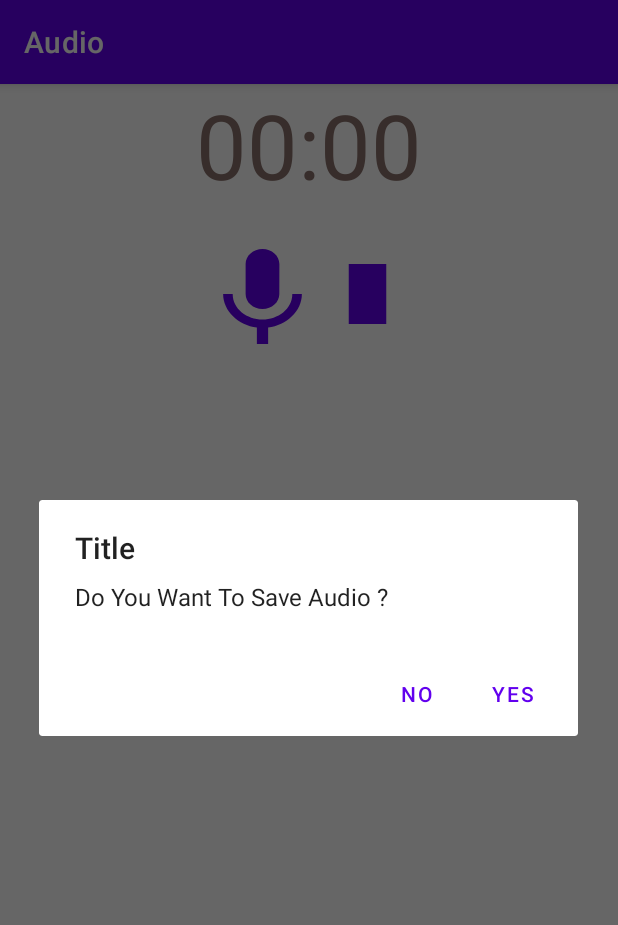
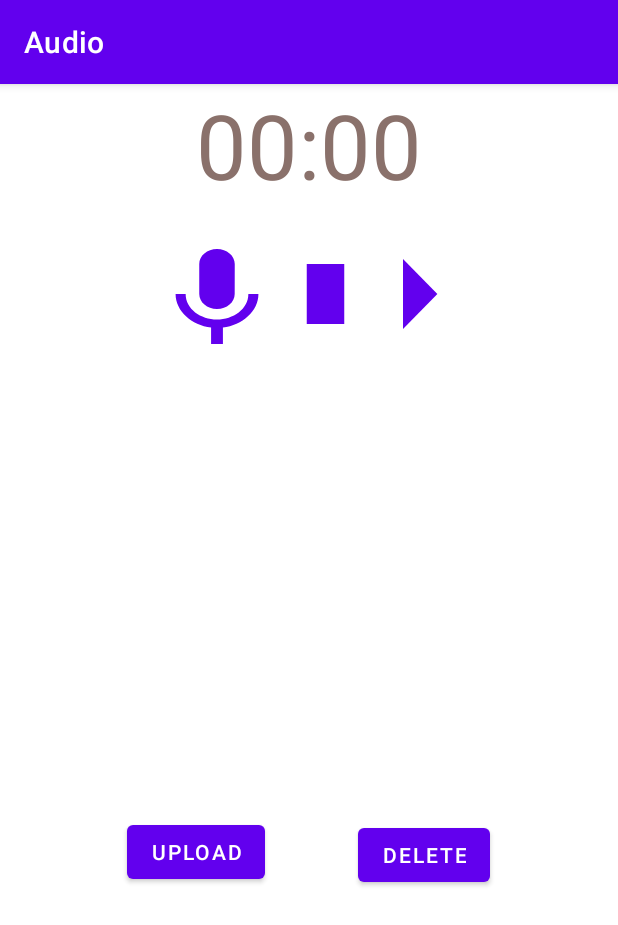
Before and after one commit to SaraAman/Audio, an Android app: the screen it shows after launch (MainActivity), after a tap on an icon or button, on a phone screen of 412 x 824 dp. Shown: the top 925 px of the screen. Run offline under Robolectric (Android 15) with nearby library versions, the phone set to English and light mode, and no system bars; 1 statement that could not run was skipped.

Commit message:
Audio app (share +delete)

```diff
--- a/app/src/main/java/com/example/audio/MainActivity.java
+++ b/app/src/main/java/com/example/audio/MainActivity.java
@@ -6,8 +6,10 @@ import androidx.appcompat.app.AppCompatActivity;
 import androidx.recyclerview.widget.LinearLayoutManager;
 import androidx.recyclerview.widget.RecyclerView;
 
+import android.content.Intent;
 import android.media.MediaPlayer;
 import android.media.MediaRecorder;
+import android.net.Uri;
 import android.os.Build;
 import android.os.Bundle;
 import android.os.Environment;
@@ -28,27 +30,22 @@ import java.util.List;
 
 public class MainActivity extends AppCompatActivity implements AudioInterface {
     private Chronometer mTextViewCountDown;
-    private File[] recentAudio;
+    //    private File[] recentAudio;
     private int[] colors = new int[]{R.color.white_green, R.color.sea_green, R.color.off_white,
             R.color.brown, R.color.light_green, R.color.peach};
-    private Button mButtonPause;
-    private Button play_button;
+    //    private Button mButtonPause;
+//    private Button play_button;
     int count = 0;
-    AudioInterface audioInterface;
+    //    AudioInterface audioInterface;
     Chronometer chrono;
-    RecyclerView recyclerView;
-    SeekBar seekBar;
-    AudioAdaptor audioAdaptor;
+    //    RecyclerView recyclerView;
+//    SeekBar seekBar;
+//    AudioAdaptor audioAdaptor;
     File file2;
     File myDir;
-    ArrayList<File> files   = new ArrayList<>();
-    TextView recording;
+    //    ArrayList<File> files = new ArrayList<>();
+//    TextView recording;
     MediaRecorder mediaRecorder;
-//    File myDir = new File(Environment.getExternalStorageDirectory() + "/" + "MyAudio/");
-//    String audiFilePath = "DemoApp" + "_" + DateFormat.format("MM-dd-yy hh-mm-ss", new Date().getTime()) + ".mp3";
-
-    // public static String filename = "recorded.3gp";
-    // String file = Environment.getExternalStorageDirectory().getAbsolutePath() + File.separator;
 
     @RequiresApi(api = Build.VERSION_CODES.O)
     @Override
@@ -57,7 +54,7 @@ public class MainActivity extends AppCompatActivity implements AudioInterface {
         setContentView(R.layout.activity_main);
 
         initView();
-        initListeners();
+
 
         String status = Environment.getExternalStorageState();
         if (status.equals("mounted")) {
@@ -68,45 +65,33 @@ public class MainActivity extends AppCompatActivity implements AudioInterface {
             file2 = new File(myDir, fname3);
         }
 
-        mediaRecorder = new MediaRecorder();
-        mediaRecorder.setAudioSource(MediaRecorder.AudioSource.MIC);
-
-        mediaRecorder.setOutputFormat(MediaRecorder.OutputFormat.THREE_GPP);
-        mediaRecorder.setAudioEncoder(MediaRecorder.AudioEncoder.AMR_NB);
-        mediaRecorder.setOutputFile(file2.getAbsolutePath());
-
-//        String status = Environment.getExternalStorageState();
-//        if(status.equals("mounted")){
-//            if (!myDir.exists())
-//                myDir.mkdirs();
-//            mediaRecorder = new MediaRecorder();
+        if(mediaRecorder ==  null) {
+            initPlayer();
+        }
 //
-//            mediaRecorder.setAudioSource(MediaRecorder.AudioSource.MIC);
-//            mediaRecorder.setOutputFormat(MediaRecorder.OutputFormat.THREE_GPP);
-//            mediaRecorder.setAudioEncoder(MediaRecorder.OutputFormat.AMR_NB);
-//            mediaRecorder.setOutputFile(myDir);
+//        recyclerView.setHasFixedSize(true);
+//        recyclerView.setLayoutManager(new LinearLayoutManager(this));
+//        recentAudio = new File[myDir.listFiles().length];
+//        recentAudio = myDir.listFiles();
+//        Log.d("mainDir", String.valueOf(myDir.listFiles().length));
 //
-//
-//
-//
-        recyclerView.setHasFixedSize(true);
-        recyclerView.setLayoutManager(new LinearLayoutManager(this));
-        recentAudio = new File[myDir.listFiles().length];
-        recentAudio = myDir.listFiles();
-        Log.d("mainDir", String.valueOf(myDir.listFiles().length));
-
-        if (recentAudio.length != 0) {
-            for(int i=0; i < recentAudio.length; i++){
-                files.add(recentAudio[i]);
-            }
-            audioAdaptor = new AudioAdaptor(files, colors, MainActivity.this);
-            recyclerView.setAdapter(audioAdaptor);
-        }
+//        if (recentAudio.length != 0) {
+//            for(int i=0; i < recentAudio.length; i++){
+//                files.add(recentAudio[i]);
+//            }
+//            audioAdaptor = new AudioAdaptor(files, colors, MainActivity.this);
+//            recyclerView.setAdapter(audioAdaptor);
+//        }
 
     }
 
 
-    private void initListeners() {
+    private void initPlayer() {
+        mediaRecorder = new MediaRecorder();
+        mediaRecorder.setAudioSource(MediaRecorder.AudioSource.MIC);
+        mediaRecorder.setOutputFormat(MediaRecorder.OutputFormat.THREE_GPP);
+        mediaRecorder.setAudioEncoder(MediaRecorder.AudioEncoder.AMR_NB);
+        mediaRecorder.setOutputFile(file2.getAbsolutePath());
 
     }
 
@@ -114,37 +99,34 @@ public class MainActivity extends AppCompatActivity implements AudioInterface {
     @RequiresApi(api = Build.VERSION_CODES.O)
     private void initView() {
         mTextViewCountDown = findViewById(R.id.text_view_countdown);
-        recyclerView = findViewById(R.id.audio_recyclerview);
-        mButtonPause = findViewById(R.id.pause_button);
-        play_button = findViewById(R.id.play_button);
+        // recyclerView = findViewById(R.id.audio_recyclerview);
+//        mButtonPause = findViewById(R.id.pause_button);
+//        play_button = findViewById(R.id.play_button);
         chrono = (Chronometer) findViewById(R.id.text_view_countdown);
 
     }
 
+    private void addRecording() {
+
+//        mediaRecorder.release();
+//        mediaRecorder = null;
+        try {
+            // mediaRecorder.setMaxDuration(10000);
+               if(mediaRecorder != null) {
+                   mediaRecorder.prepare();
+                   mediaRecorder.start();
+               }else {
+                   initPlayer();
+
+                   mediaRecorder.prepare();
+                   mediaRecorder.start();
+               }
+            }
 
 
-    private void stopRecording() {
-
-        try {
-            ((Chronometer) findViewById(R.id.text_view_countdown)).stop();
-            mediaRecorder.reset();
-            mediaRecorder.release();
-        } catch (Exception e) {
+        catch (Exception e) {
             e.printStackTrace();
         }
-    }
-
-    private void addRecording() {
-        mediaRecorder.setMaxDuration(10000);
-        try {
-
-            mediaRecorder.prepare();
-            mediaRecorder.start();
-
-        } catch (IOException e) {
-            e.printStackTrace();
-        }
-
 
     }
 
@@ -154,41 +136,83 @@ public class MainActivity extends AppCompatActivity implements AudioInterface {
         addRecording();
     }
 
-//    public void (View view) {
-//
-//    }
+    private void stopRecording() {
+
+        try {
+            ((Chronometer) findViewById(R.id.text_view_countdown)).stop();
+            mediaRecorder.stop();
+
+            mediaRecorder.reset();
+            mediaRecorder.release();
+            mediaRecorder = null;
+        } catch (Exception e) {
+            e.printStackTrace();
+        }
+    }
 
     public void stopRecording(View view) {
 
         stopRecording();
-        final AlertDialog dialog = new AlertDialog.Builder(this)
-                .setTitle("Title")
-                .setMessage("Do You Want To Save Audio ?")
-                .setPositiveButton("YES", null)
-                .setNegativeButton("NO", null)
-                .show();
+//        final AlertDialog dialog = new AlertDialog.Builder(this)
+//                .setTitle("Title")
+//                .setMessage("Do You Want To Save Audio ?")
+//                .setPositiveButton("YES", null)
+//                .setNegativeButton("NO", null)
+//                .show();
+//
+//        Button positiveButton = dialog.getButton(AlertDialog.BUTTON_POSITIVE);
+//        positiveButton.setOnClickListener(new View.OnClickListener() {
+//            @Override
+//            public void onClick(View v) {
+//
+//                recentAudio = myDir.listFiles();
+////                audioAdaptor = new AudioAdaptor(files, colors, MainActivity.this);
+////                recyclerView.setAdapter(audioAdaptor);
+//                Toast.makeText(MainActivity.this, "Audio Saved Successfully", Toast.LENGTH_SHORT).show();
+//                dialog.dismiss();
+//            }
+//        });
+//        Button negativeButton = dialog.getButton(AlertDialog.BUTTON_NEGATIVE);
+//        negativeButton.setOnClickListener(new View.OnClickListener() {
+//            @Override
+//            public void onClick(View v) {
+//
+//                Toast.makeText(MainActivity.this, "Audio Deleted", Toast.LENGTH_SHORT).show();
+//                dialog.dismiss();
+//
+//            }
+//        });
+    }
 
-        Button positiveButton = dialog.getButton(AlertDialog.BUTTON_POSITIVE);
-        positiveButton.setOnClickListener(new View.OnClickListener() {
-            @Override
-            public void onClick(View v) {
+    public void playAudio(View view) throws IOException {
+        MediaPlayer mp = new MediaPlayer();
+        mp.setDataSource(String.valueOf(file2));
+        if (mp != null) {
+            mp.prepare();
+            mp.start();
+        } else {
+            Toast.makeText(this, "No Audio to Play..!", Toast.LENGTH_SHORT).show();
+        }
+    }
 
-                recentAudio = myDir.listFiles();
-                audioAdaptor = new AudioAdaptor(files, colors, MainActivity.this);
-                recyclerView.setAdapter(audioAdaptor);
-                Toast.makeText(MainActivity.this, "Audio Saved Successfully", Toast.LENGTH_SHORT).show();
-                dialog.dismiss();
-            }
-        });
-        Button negativeButton = dialog.getButton(AlertDialog.BUTTON_NEGATIVE);
-        negativeButton.setOnClickListener(new View.OnClickListener() {
-            @Override
-            public void onClick(View v) {
+    public void deleteAudio(View view) {
+        Uri uri = Uri.parse(file2.toString());
+        File audioFiles = new File(uri.getPath());
+        audioFiles.delete();
+        chrono.setBase(SystemClock.elapsedRealtime());
+        Toast.makeText(this, "Audio Deleted!", Toast.LENGTH_SHORT).show();
+        // this.getContentResolver().delete(uri, null, null);
 
-                Toast.makeText(MainActivity.this, "Audio Deleted", Toast.LENGTH_SHORT).show();
-                dialog.dismiss();
 
-            }
-        });
+    }
+
+    public void uploadAudio(View view) {
+        Uri uri = Uri.parse(file2.toString());
+        Toast.makeText(this, uri.toString(), Toast.LENGTH_SHORT).show();
+//        Intent share = new Intent(Intent.ACTION_SEND);
+//        share.setType("audio/*");
+//        share.putExtra(Intent.EXTRA_STREAM, uri);
+//        this.startActivity(Intent.createChooser(share, "Share Sound File"));
+//
     }
 }
--- a/app/src/main/res/layout/activity_main.xml
+++ b/app/src/main/res/layout/activity_main.xml
@@ -7,7 +7,7 @@
     android:orientation="vertical"
     tools:context=".MainActivity">
 
-    <RelativeLayout
+<!--    <RelativeLayout-->
         android:id="@+id/add_layout"
         android:layout_width="match_parent"
         android:layout_height="wrap_content">
@@ -21,16 +21,6 @@
             android:textColor="@color/brown"
             android:textSize="60sp" />
 
-        <!--            <Button-->
-        <!--                android:id="@+id/button_reset"-->
-        <!--                android:layout_width="wrap_content"-->
-        <!--                android:layout_height="wrap_content"-->
-        <!--                android:layout_below="@+id/text_view_countdown"-->
-
-        <!--                android:text="reset"-->
-        <!--                android:visibility="invisible"-->
-        <!--                tools:visibility="visible" />-->
-        <!--    -->
 
         <Button
             android:id="@+id/button_start_pause"
@@ -38,15 +28,16 @@
             android:layout_height="80dp"
             android:layout_alignParentStart="true"
             android:layout_alignParentLeft="true"
-            android:layout_marginStart="130dp"
+            android:layout_marginStart="97dp"
 
-            android:layout_marginLeft="80dp"
+            android:layout_marginLeft="97dp"
             android:layout_marginTop="100dp"
+
+
             android:layout_toStartOf="@+id/stopRecording"
             android:layout_toLeftOf="@+id/stopRecording"
             android:background="@drawable/ic_baseline_keyboard_voice_24"
-            android:onClick="addRecording"
-            android:layout_marginRight="50dp" />
+            android:onClick="addRecording" />
 
         <Button
             android:id="@+id/stopRecording"
@@ -55,33 +46,65 @@
             android:layout_alignParentEnd="true"
             android:layout_alignParentRight="true"
             android:layout_marginTop="100dp"
-            android:layout_marginEnd="142dp"
-            android:layout_marginRight="142dp"
+            android:layout_marginEnd="170dp"
+            android:layout_marginRight="170dp"
             android:background="@drawable/ic_baseline_stop_24"
             android:onClick="stopRecording" />
 
-        <!--        <Button-->
-<!--            android:id="@+id/saveRecording"-->
-<!--            android:layout_width="50dp"-->
-<!--            android:layout_height="80dp"-->
-<!--            android:layout_alignParentEnd="true"-->
-<!--            android:layout_alignParentRight="true"-->
-<!--            android:layout_marginTop="100dp"-->
-<!--            android:layout_marginEnd="110dp"-->
-<!--            android:layout_marginRight="127dp"-->
-<!--            android:background="@drawable/ic_baseline_save_alt_24"-->
-<!--            android:onClick="saveAudio" />-->
+        <Button
+            android:id="@+id/saveRecording"
+            android:layout_width="50dp"
+            android:layout_height="80dp"
+            android:layout_alignParentEnd="true"
+            android:layout_alignParentRight="true"
+            android:layout_marginTop="100dp"
+            android:layout_marginEnd="110dp"
+            android:layout_marginRight="127dp"
+            android:background="@drawable/ic_baseline_play_arrow_24"
+            android:onClick="playAudio" />
 
 
-    </RelativeLayout>
+<!--   /// </RelativeLayout>-->
 
-    <androidx.recyclerview.widget.RecyclerView
+    <Button
+        android:id="@+id/button_upload"
+        android:layout_width="wrap_content"
+        android:layout_height="wrap_content"
 
-        android:id="@+id/audio_recyclerview"
-        android:layout_width="match_parent"
-        android:layout_height="match_parent"
-        android:layout_below="@+id/add_layout"
-        android:layout_marginTop="0dp" />
+        android:layout_alignParentBottom="true"
+        android:layout_marginTop="116dp"
+        android:layout_marginEnd="62dp"
+        android:layout_marginRight="62dp"
+        android:layout_marginBottom="232dp"
+        android:layout_toStartOf="@+id/button_delete"
+        android:layout_toLeftOf="@+id/button_delete"
+        android:text="Upload"
+        android:onClick="uploadAudio"
+
+        />
+
+    <Button
+        android:id="@+id/button_delete"
+        android:layout_width="wrap_content"
+        android:layout_height="wrap_content"
+
+        android:layout_alignParentEnd="true"
+        android:layout_alignParentRight="true"
+        android:layout_alignParentBottom="true"
+        android:layout_marginTop="116dp"
+        android:layout_marginEnd="85dp"
+        android:layout_marginRight="85dp"
+        android:layout_marginBottom="230dp"
+        android:onClick="deleteAudio"
+        android:text="Delete" />
+
+    <!--    <androidx.recyclerview.widget.RecyclerView-->
+
+<!--        android:id="@+id/audio_recyclerview"-->
+<!--        android:layout_width="match_parent"-->
+<!--        android:layout_height="match_parent"-->
+<!--        android:layout_below="@+id/add_layout"-->
+<!--        android:layout_marginTop="0dp" />-->
 
 
 </RelativeLayout>
```
